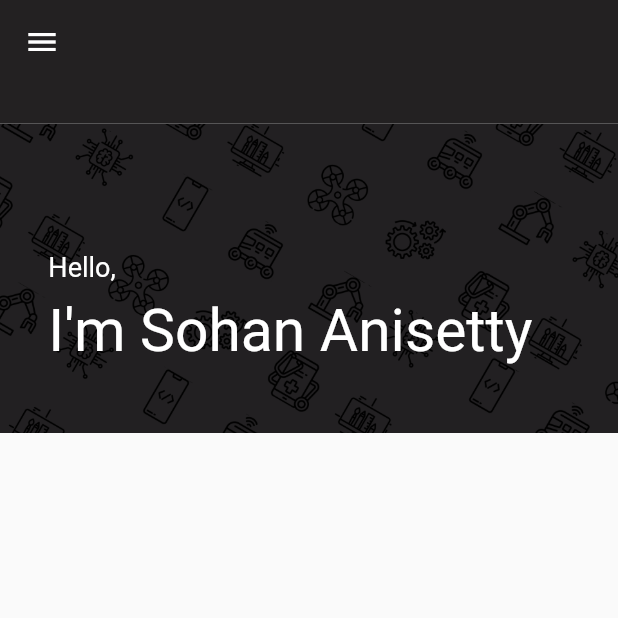
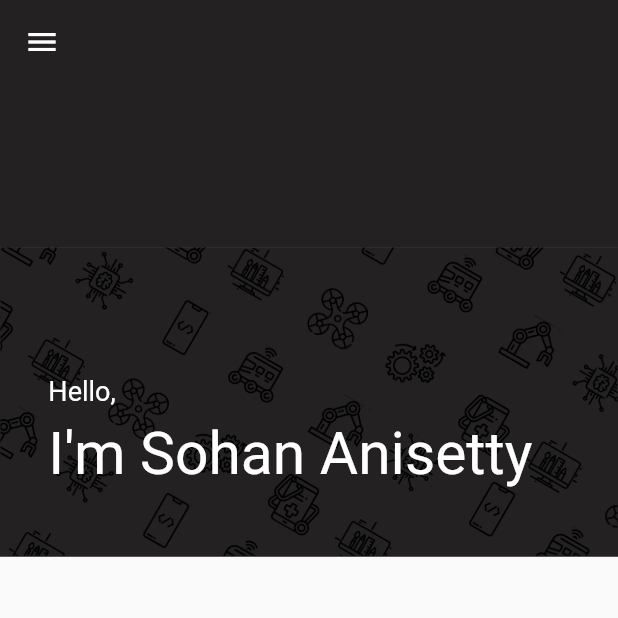
Before and after one commit to vanquish630/personal_website, a Flutter app: the screen it shows after launch, after a tap on the "menu" icon, on a phone screen of 412 x 824 dp, the top half of it. Run offline on Flutter 3.47's test engine with Material 2 defaults, Android fonts, the phone set to English and light mode, and no system bars; our stand-ins replace animated_text_kit, scroll_to_index, scrollable_positioned_list.

Commit message:
headerUpdate2

```diff
--- a/lib/homePage.dart
+++ b/lib/homePage.dart
@@ -23,7 +23,7 @@ class _HomePageState extends State<HomePage> with SingleTickerProviderStateMixin
           icon: Icon(Icons.menu),
           onPressed: (){
             setState(() {
-              menuHeight==0?menuHeight=width*0.2:menuHeight=0;
+              menuHeight==0?menuHeight=width*0.4:menuHeight=0;
             });
             print(menuHeight);
           },
@@ -34,11 +34,11 @@ class _HomePageState extends State<HomePage> with SingleTickerProviderStateMixin
           child: Column(
             children: [
           AnimatedContainer(
-          duration: Duration(milliseconds: 100),
-        width: MediaQuery.of(context).size.width,
-        height: menuHeight,
-        color: headerColor,
-      ),
+            duration: Duration(milliseconds: 100),
+            width: MediaQuery.of(context).size.width,
+            height: menuHeight,
+            color: headerColor,
+          ),
               Header(),
             ],
           )
--- a/lib/widgets/header.dart
+++ b/lib/widgets/header.dart
@@ -19,17 +19,21 @@ class _HeaderState extends State<Header> {
     return Stack(
       children: <Widget>[
         Container(
-          padding: EdgeInsets.only(right: 36),
+         // padding: EdgeInsets.only(right: 36),
           alignment: Alignment.topCenter,
           height: height,
           //currentScreenType == "small"?300:currentScreenType == "medium"?350:400,
           width: MediaQuery.of(context).size.width,
-          decoration: BoxDecoration(
-              color: headerColor,
-              image: DecorationImage(
-                fit: BoxFit.cover,
-                image: AssetImage("assets/images/headerPortfolio.png",),
-              )),
+            decoration: BoxDecoration(
+                border: Border.all(
+                    width: 0, color: headerColor),
+                color: headerColor,
+                image: DecorationImage(
+                  fit: BoxFit.cover,
+                  image: AssetImage("assets/images/headerTransparent.png",),
+                )),
+
+
         ),
         Positioned(
           top: height*0.3,
```
